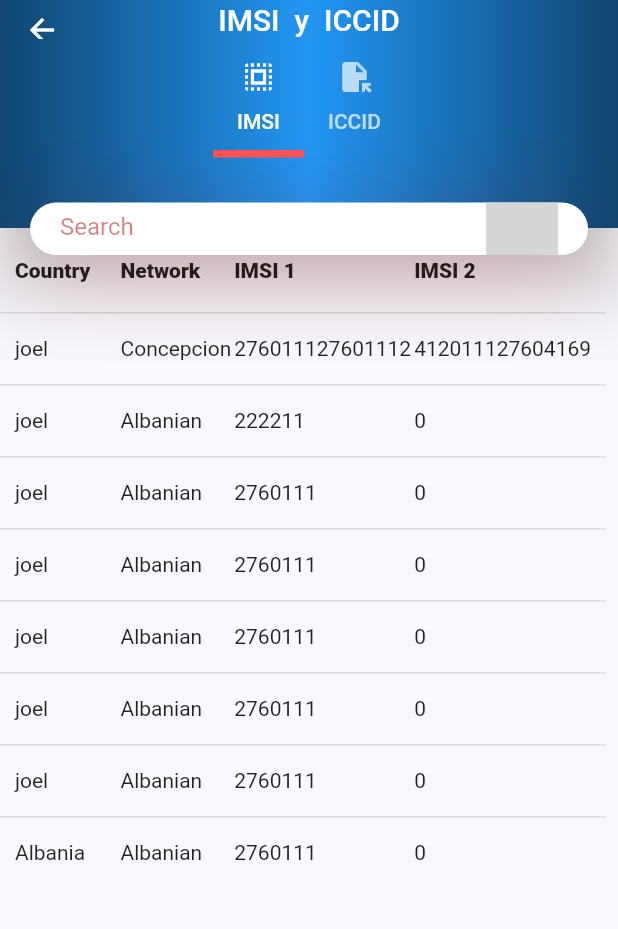
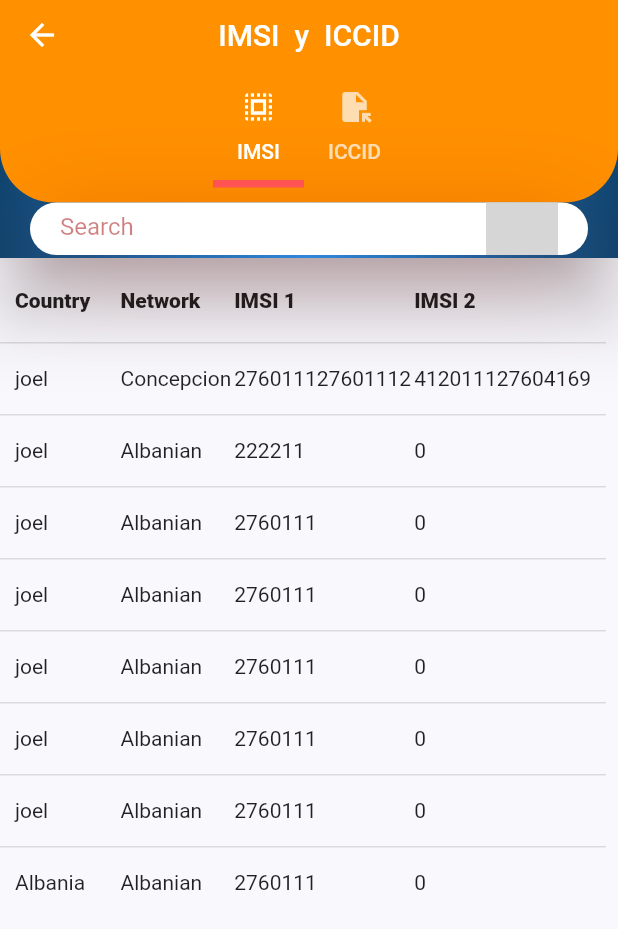
Before and after one commit to Zenbos/app-0.2, a Flutter app: the TabBarWidget screen opened directly, on a phone screen of 412 x 824 dp. Shown: the top 929 px of the screen. Run offline on Flutter 3.47's test engine with Material 2 defaults, Android fonts, the phone set to English and light mode, and no system bars; our stand-ins replace flutter_svg; grey boxes are pictures that could not be loaded.

Commit message:
Inicio de TSExpress
Buscar colores,
hacer un diseno,
buscar como hacer un splash? ,
y las imagenes y demas .

```diff
--- a/lib/Demo1.0/Frontend/BNavigation/Bnav4/Bnav4/model/Search_bar.dart
+++ /dev/null
@@ -1 +0,0 @@
-// TODO Implement this library.
--- a/lib/Demo1.0/Frontend/BNavigation/Bnav4/widget/tabbar_widget.dart
+++ b/lib/Demo1.0/Frontend/BNavigation/Bnav4/widget/tabbar_widget.dart
@@ -13,69 +13,62 @@ class TabBarWidget extends StatelessWidget {
     Key? key,
     required this.title,
     required this.tabs,
-    required this.children, required this.icon,
+    required this.children,
+    required this.icon,
   }) : super(key: key);
 
   @override
   Widget build(BuildContext context) => DefaultTabController(
-
         length: tabs.length,
-
         child: Scaffold(
           appBar: AppBar(
             title: Text(title),
-            toolbarHeight: 75,
+            toolbarHeight: 95,
             centerTitle: true,
             flexibleSpace: Container(
               decoration: const BoxDecoration(
                 gradient: LinearGradient(
-                  colors: [Colors.black54,Colors.transparent, Colors.black54],
+                  colors: [Colors.black54, Colors.transparent, Colors.black54],
                   begin: Alignment.centerRight,
                   end: Alignment.centerLeft,
                 ),
               ),
               child: Column(
-
-                children: <Widget> [
-
+                children: <Widget>[
                   Container(
-
-                    height:  135,
+                    height: 135,
                     decoration: const BoxDecoration(
-
+                        color: Color(0xFFFF9000),
                         borderRadius: BorderRadius.only(
                           bottomLeft: Radius.circular(36),
                           bottomRight: Radius.circular(36),
-                        )
-                    ),
+                        )),
 
                     // child: MainPage(),
-
-
                   ),
                   Positioned(
                     bottom: 0,
                     left: 0,
                     right: 0,
-
                     child: Container(
                       alignment: Alignment.center,
-                      margin: const EdgeInsets.symmetric(horizontal: kDefaultPadding),
-                      padding: const EdgeInsets.symmetric(horizontal: kDefaultPadding),
+                      margin: const EdgeInsets.symmetric(
+                          horizontal: kDefaultPadding),
+                      padding: const EdgeInsets.symmetric(
+                          horizontal: kDefaultPadding),
                       height: 35,
                       decoration: BoxDecoration(
                         color: Colors.white,
                         borderRadius: BorderRadius.circular(20),
                         boxShadow: [
                           BoxShadow(
-                              offset: Offset(0,10),
+                              offset: Offset(0, 10),
                               blurRadius: 50,
-                              color: kPrimaryColor2.withOpacity(0.23)
-                          ),
+                              color: kPrimaryColor2.withOpacity(0.23)),
                         ],
                       ),
                       child: Row(
-                        children: <Widget> [
+                        children: <Widget>[
                           Expanded(
                             child: TextField(
                               onChanged: (value) {},
@@ -98,15 +91,13 @@ class TabBarWidget extends StatelessWidget {
               ),
             ),
             bottom: TabBar(
-
-              padding: EdgeInsets.only(bottom: 47,top: 2),
+              padding: EdgeInsets.only(bottom: 47, top: 2),
               isScrollable: true,
               indicatorColor: Colors.redAccent,
               indicatorWeight: 5,
               indicatorSize: TabBarIndicatorSize.tab,
               tabs: tabs,
             ),
-
             elevation: 20,
             titleSpacing: 0,
           ),
--- /dev/null
+++ b/lib/TSExpress/Colors.dart
@@ -0,0 +1,10 @@
+import 'package:flutter/material.dart';
+
+// color: Colors.black
+// Colors that we use in our app
+
+// const boton = Colors.black45;
+const bgcolor = Colors.grey;
+const Tcolor = Colors.black54;
+const Sbgcolor = Colors.white70;
+const Cappbar = Colors.red;
```
Also changed, not shown: lib/TSExpress/Main.dart (added, +35 -0 lines), pubspec.lock, 2 other files.
